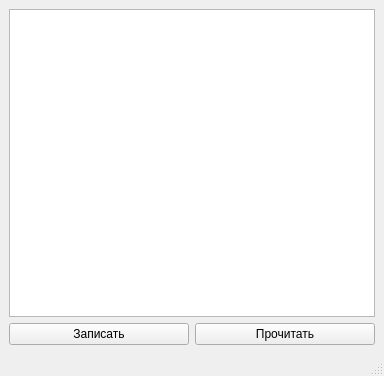
Qt form mainwindow.ui (RomanB51/Interface) before a commit.
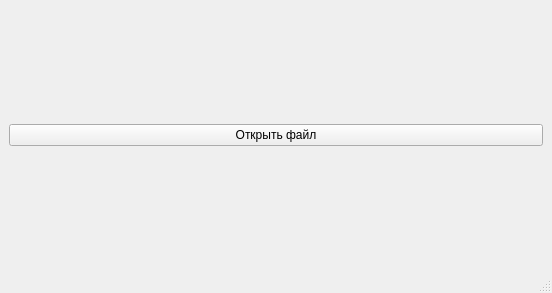
The same form after that commit. Icons and pictures are not drawn.

Diff of the .ui file:
```diff
--- a/mainwindow.ui
+++ b/mainwindow.ui
@@ -6,43 +6,24 @@
    <rect>
     <x>0</x>
     <y>0</y>
-    <width>384</width>
-    <height>376</height>
+    <width>552</width>
+    <height>293</height>
    </rect>
   </property>
   <property name="windowTitle">
    <string>MainWindow</string>
   </property>
   <widget class="QWidget" name="centralwidget">
-   <layout class="QVBoxLayout" name="verticalLayout_2">
-    <item>
      <layout class="QVBoxLayout" name="verticalLayout">
       <item>
-       <widget class="QPlainTextEdit" name="plainTextEdit"/>
-      </item>
-      <item>
-       <layout class="QHBoxLayout" name="horizontalLayout">
-        <item>
          <widget class="QPushButton" name="pushButton">
           <property name="text">
-           <string>Записать</string>
+       <string>Открыть файл</string>
           </property>
          </widget>
         </item>
-        <item>
-         <widget class="QPushButton" name="pushButton_2">
-          <property name="text">
-           <string>Прочитать</string>
-          </property>
-         </widget>
-        </item>
-       </layout>
-      </item>
-     </layout>
-    </item>
-   </layout>
+   </layout>
   </widget>
-  <widget class="QStatusBar" name="statusbar"/>
   <widget class="QMenuBar" name="menubar">
    <property name="geometry">
     <rect>
@@ -53,6 +34,7 @@
     </rect>
    </property>
   </widget>
+  <widget class="QStatusBar" name="statusBar"/>
   <action name="action">
    <property name="icon">
     <iconset>
```
Left out of the diff: 2 changed lines with no effect on the pictures. Lines whose indentation alone changed are shown as unchanged.
